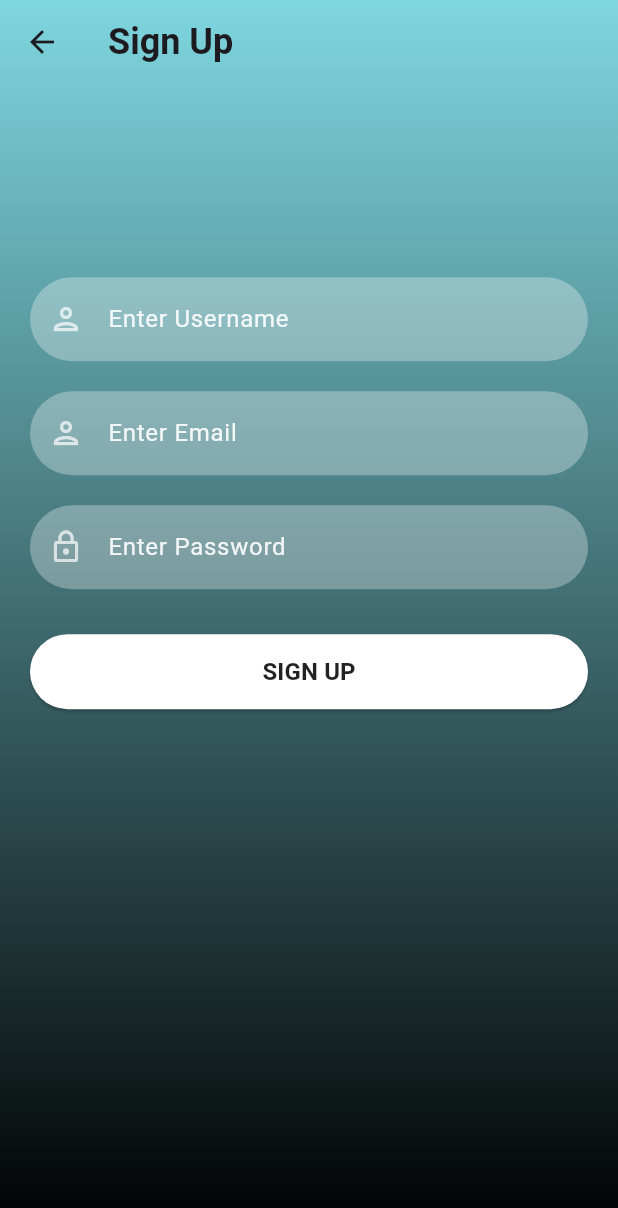
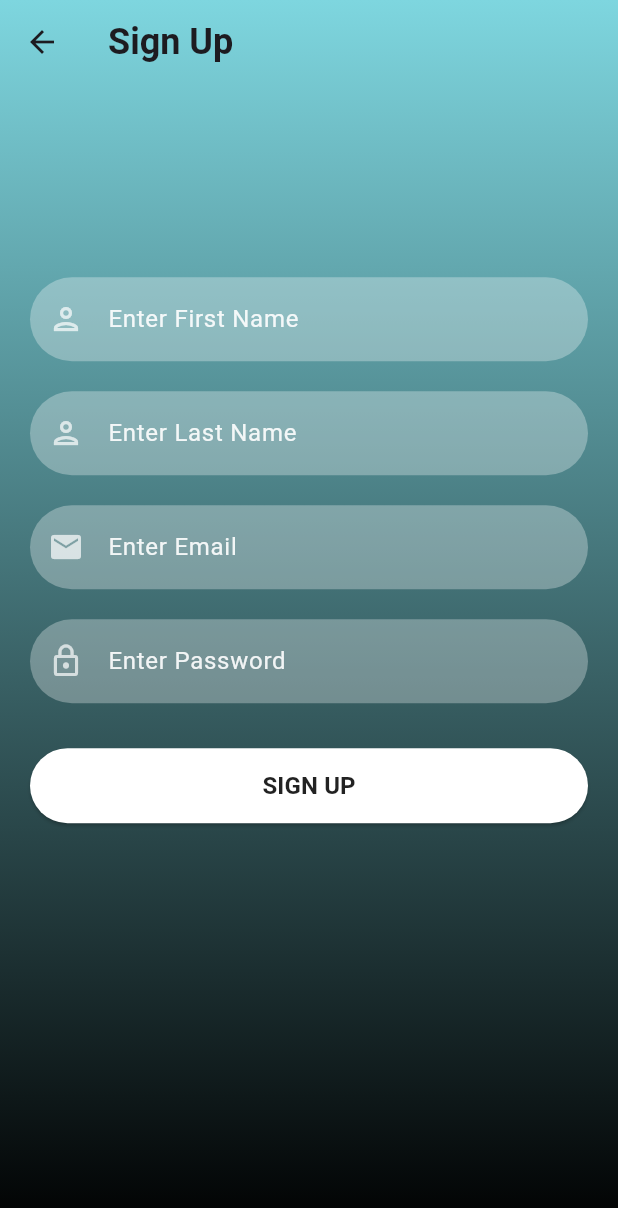
Before and after one commit to mariam-ahmed/myDiaryApp, a Flutter app: the screen it shows after launch, after a tap on "Sign Up", on a phone screen of 412 x 824 dp. Shown: the top 1208 px of the screen. Run offline on Flutter 3.47's test engine with Material 3 defaults, Android fonts, the phone set to English and light mode, and no system bars; our stand-ins replace cloud_firestore, firebase_auth, firebase_core; accounts and stored records are empty; network calls fail.

```diff
--- a/lib/NavBar.dart
+++ b/lib/NavBar.dart
@@ -9,10 +9,9 @@ import 'package:mobile_app/utils/color_utils.dart';
 
 class NavBar extends StatelessWidget {
   String name = "";
+  String uid = "";
 
-  NavBar(String name, {super.key}) {
-    this.name = name;
-  }
+  NavBar(this.name, this.uid, {super.key});
 
   @override
   Widget build(BuildContext context) {
@@ -36,7 +35,7 @@ class NavBar extends StatelessWidget {
               print("Entries");
               FirebaseAuth.instance.signOut().then((value) {
                 Navigator.push(context,
-                    MaterialPageRoute(builder: (context) => EntriesScreen()));
+                    MaterialPageRoute(builder: (context) => EntriesScreen(uid)));
               });
             },
           ),
@@ -47,7 +46,7 @@ class NavBar extends StatelessWidget {
               print("Profile");
               FirebaseAuth.instance.signOut().then((value) {
                 Navigator.push(context,
-                    MaterialPageRoute(builder: (context) => ProfileScreen(name)));
+                    MaterialPageRoute(builder: (context) => ProfileScreen(name,uid)));
               });
             },
           ),
--- a/lib/main.dart
+++ b/lib/main.dart
@@ -5,7 +5,7 @@ import 'package:mobile_app/screens/signin_screen.dart';
 
 void main() async {
   WidgetsFlutterBinding.ensureInitialized();
-  await Firebase.initializeApp(options:DefaultFirebaseOptions.currentPlatform);
+  await Firebase.initializeApp(options: DefaultFirebaseOptions.currentPlatform);
   runApp(const MyApp());
 }
 
@@ -18,23 +18,57 @@ class MyApp extends StatelessWidget {
     return MaterialApp(
       title: 'Flutter Demo',
       theme: ThemeData(
-        // This is the theme of your application.
-        //
-        // TRY THIS: Try running your application with "flutter run". You'll see
-        // the application has a purple toolbar. Then, without quitting the app,
-        // try changing the seedColor in the colorScheme below to Colors.green
-        // and then invoke "hot reload" (save your changes or press the "hot
-        // reload" button in a Flutter-supported IDE, or press "r" if you used
-        // the command line to start the app).
-        //
-        // Notice that the counter didn't reset back to zero; the application
-        // state is not lost during the reload. To reset the state, use hot
-        // restart instead.
-        //
-        // This works for code too, not just values: Most code changes can be
-        // tested with just a hot reload.
-        colorScheme: ColorScheme.fromSeed(seedColor: Colors.deepPurple),
-        useMaterial3: true,
+        // Define the default brightness and colors.
+        brightness: Brightness.light,
+        primaryColor: Colors.teal,
+        hintColor: Colors.tealAccent,
+
+        // Define the default font family.
+        fontFamily: 'Roboto',
+
+        // Define the text styles.
+        textTheme: TextTheme(
+          displayLarge: const TextStyle(
+              fontSize: 32.0, fontWeight: FontWeight.bold, color: Colors.black),
+          titleLarge: const TextStyle(
+              fontSize: 20.0,
+              fontWeight: FontWeight.normal,
+              color: Colors.black),
+          bodyMedium: TextStyle(
+              fontSize: 14.0, fontFamily: 'Hind', color: Colors.grey[700]),
+        ),
+
+        // Define button style.
+        elevatedButtonTheme: ElevatedButtonThemeData(
+          style: ElevatedButton.styleFrom(
+            foregroundColor: Colors.white,
+            backgroundColor: Colors.teal, // text color
+            shape: RoundedRectangleBorder(
+              borderRadius: BorderRadius.circular(12), // rounded corners
+            ),
+            padding: const EdgeInsets.symmetric(vertical: 12, horizontal: 20),
+          ),
+        ),
+
+        // Define input field style.
+        inputDecorationTheme: InputDecorationTheme(
+          filled: true,
+          fillColor: Colors.grey[100],
+          border: OutlineInputBorder(
+            borderRadius: BorderRadius.circular(8.0),
+            borderSide: BorderSide.none,
+          ),
+          hintStyle: TextStyle(color: Colors.grey[400]),
+        ),
+
+        // Apply minimalistic card style
+        cardTheme: CardTheme(
+          elevation: 4,
+          shape: RoundedRectangleBorder(
+            borderRadius: BorderRadius.circular(16),
+          ),
+          color: Colors.white,
+        ),
       ),
       home: const SignInScreen(),
     );
--- a/lib/screens/entry_reader.dart
+++ b/lib/screens/entry_reader.dart
@@ -34,6 +34,10 @@ class _NoteReaderScreenState extends State<EntryReaderScreen> {
           Text(
               "Mood: ${widget.doc["entry_mood"]}"
           ),
+          const SizedBox(height: 4.0,),
+          Text(
+              "Intensity: ${widget.doc["entry_mood_intensity"]}"
+          ),
           const SizedBox(height: 18.0,),
           Text(
               widget.doc["entry_content"]
--- a/lib/screens/profile_screen.dart
+++ b/lib/screens/profile_screen.dart
@@ -7,24 +7,21 @@ import '../reusable_widgets/reusable_widget.dart';
 class ProfileScreen extends StatefulWidget {
 
   String name = "";
+  String uid = "";
 
-  ProfileScreen(String name, {super.key}) {
-    this.name = name;
-  }
+  ProfileScreen(this.name, this.uid, {super.key});
 
   @override
-  State<ProfileScreen> createState() => _ProfileScreenState(this.name);
+  State<ProfileScreen> createState() => _ProfileScreenState(name,uid);
 }
 
 class _ProfileScreenState extends State<ProfileScreen> {
   @override
   String name = 'Loading...';
   String avg_mood = 'Loading...';
+  String uid = "";
 
-  _ProfileScreenState(String name)
-  {
-    this.name = name;
-  }
+  _ProfileScreenState(this.name, this.uid);
 
   @override
   void initState() {
@@ -50,7 +47,7 @@ class _ProfileScreenState extends State<ProfileScreen> {
   }
 
   void fetchAvgMood() async{
-    String? result = await getAvgMood();
+    String? result = await getAvgMood(uid);
     setState((){
       avg_mood = result!;
     });
--- a/lib/screens/signin_screen.dart
+++ b/lib/screens/signin_screen.dart
@@ -56,7 +56,7 @@ class _SignInScreenState extends State<SignInScreen> {
                     .then((value) {
                   print("Login Successful");
                   Navigator.push(context,
-                      MaterialPageRoute(builder: (context) => HomeScreen(_emailTextController.text)));
+                      MaterialPageRoute(builder: (context) => HomeScreen(FirebaseAuth.instance.currentUser!.uid)));
                 }).onError((error, stackTrace) {
                   print("Error ${error.toString()}");
                 });
--- a/lib/screens/signup_screen.dart
+++ b/lib/screens/signup_screen.dart
@@ -3,6 +3,7 @@ import 'dart:ui';
 import 'package:firebase_auth/firebase_auth.dart';
 import 'package:flutter/material.dart';
 
+import '../reusable_methods/firebase_methods.dart';
 import '../reusable_widgets/reusable_widget.dart';
 import '../utils/color_utils.dart';
 import 'home_screen.dart';
@@ -17,7 +18,9 @@ class SignUpScreen extends StatefulWidget {
 class _SignUpScreenState extends State<SignUpScreen> {
   TextEditingController _passwordTextController = TextEditingController();
   TextEditingController _emailTextController = TextEditingController();
-  TextEditingController _usernameTextController = TextEditingController();
+  TextEditingController _firstNameTextController = TextEditingController();
+  TextEditingController _lastNameTextController = TextEditingController();
+
 
   @override
   Widget build(BuildContext context) {
@@ -57,12 +60,17 @@ class _SignUpScreenState extends State<SignUpScreen> {
                 const SizedBox(
                   height: 20,
                 ),
-                reusableTextField("Enter Username", Icons.person_outlined,
-                    false, _usernameTextController),
+                reusableTextField("Enter First Name", Icons.person_outlined,
+                    false, _firstNameTextController),
                 const SizedBox(
                   height: 20,
                 ),
-                reusableTextField("Enter Email", Icons.person_outlined, false,
+                reusableTextField("Enter Last Name", Icons.person_outlined,
+                    false, _lastNameTextController),
+                const SizedBox(
+                  height: 20,
+                ),
+                reusableTextField("Enter Email", Icons.email, false,
                     _emailTextController),
                 const SizedBox(
                   height: 20,
@@ -77,7 +85,8 @@ class _SignUpScreenState extends State<SignUpScreen> {
                       email: _emailTextController.text,
                       password: _passwordTextController.text).then((value) {
                         print("Created New Account");
-                  Navigator.push(context, MaterialPageRoute(builder: (context) => HomeScreen(_emailTextController.text)));
+                        createAccount(_firstNameTextController.text, _lastNameTextController.text, FirebaseAuth.instance.currentUser!.uid);
+                  Navigator.push(context, MaterialPageRoute(builder: (context) => HomeScreen(FirebaseAuth.instance.currentUser!.uid)));
                   }).onError((error, stackTrace) {
                     print("Error ${error.toString()}");
                   });
```
Also changed, not shown: lib/reusable_methods/firebase_methods.dart (+14 -11 lines), lib/reusable_methods/mood_calculations.dart (+8 -8 lines), lib/screens/entries_screen.dart (+14 -4 lines), lib/screens/entry_editor.dart (+27 -8 lines), lib/screens/home_screen.dart (+7 -11 lines).
